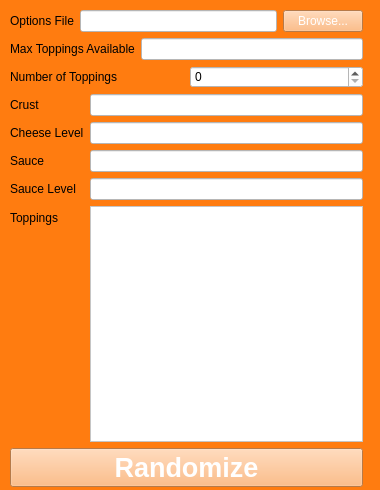
Old version of the form pizza_ui.ui in the repository bbrady1992/RandomPizza.
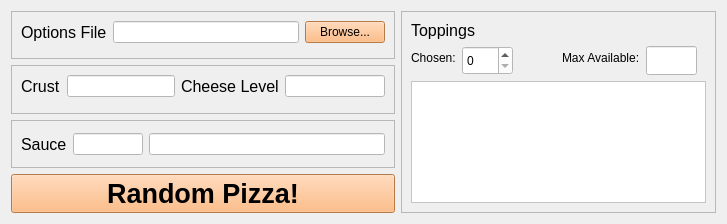
New version of the form. Icons and pictures are not drawn.

```diff
--- a/pizza_ui.ui
+++ b/pizza_ui.ui
@@ -6,20 +6,20 @@
    <rect>
     <x>0</x>
     <y>0</y>
-    <width>380</width>
-    <height>490</height>
+    <width>727</width>
+    <height>224</height>
    </rect>
   </property>
   <property name="minimumSize">
    <size>
-    <width>380</width>
-    <height>490</height>
+    <width>727</width>
+    <height>224</height>
    </size>
   </property>
   <property name="maximumSize">
    <size>
-    <width>380</width>
-    <height>490</height>
+    <width>727</width>
+    <height>224</height>
    </size>
   </property>
   <property name="windowTitle">
@@ -30,22 +30,38 @@
     <normaloff>icons8-pizza-80.png</normaloff>icons8-pizza-80.png</iconset>
   </property>
   <property name="styleSheet">
-   <string notr="true">background-color: rgb(255, 124, 16)</string>
+   <string notr="true">background-color: rgb(255, 124, 16);
+QLabel#label_9 {
+  color: rgb(0, 0, 0);
+}</string>
   </property>
-  <widget class="QWidget" name="layoutWidget">
-   <property name="geometry">
-    <rect>
-     <x>10</x>
-     <y>10</y>
-     <width>353</width>
-     <height>477</height>
-    </rect>
+  <layout class="QHBoxLayout" name="horizontalLayout_7">
+   <item>
+    <layout class="QHBoxLayout" name="horizontalLayout_2"/>
+   </item>
+   <item>
+    <layout class="QHBoxLayout" name="horizontalLayout_3"/>
+   </item>
+   <item>
+    <layout class="QVBoxLayout" name="verticalLayout">
+     <item>
+      <widget class="QFrame" name="frame">
+       <property name="frameShape">
+        <enum>QFrame::StyledPanel</enum>
+       </property>
+       <property name="frameShadow">
+        <enum>QFrame::Raised</enum>
    </property>
    <layout class="QFormLayout" name="formLayout">
     <item row="0" column="0" colspan="2">
      <layout class="QHBoxLayout" name="horizontalLayout">
       <item>
        <widget class="QLabel" name="label_6">
+            <property name="font">
+             <font>
+              <pointsize>12</pointsize>
+             </font>
+            </property>
         <property name="text">
          <string>Options File</string>
         </property>
@@ -66,7 +82,7 @@
        <widget class="QPushButton" name="browseButton">
         <property name="styleSheet">
          <string notr="true">background-color: rgb(255, 171, 102);
-color: rgb(255, 255, 255)</string>
+color: rgb(0, 0, 0)</string>
         </property>
         <property name="text">
          <string>Browse...</string>
@@ -75,55 +91,35 @@
       </item>
      </layout>
     </item>
-    <item row="1" column="0" colspan="2">
-     <layout class="QHBoxLayout" name="horizontalLayout_3">
-      <item>
-       <widget class="QLabel" name="label_8">
-        <property name="text">
-         <string>Max Toppings Available</string>
-        </property>
+       </layout>
        </widget>
       </item>
       <item>
-       <widget class="QLineEdit" name="maxToppingsLineEdit">
-        <property name="styleSheet">
-         <string notr="true">background-color: rgb(255, 255, 255);
-color: rgb(0, 0, 0);</string>
-        </property>
-        <property name="readOnly">
-         <bool>true</bool>
-        </property>
-       </widget>
-      </item>
-     </layout>
-    </item>
-    <item row="2" column="0" colspan="2">
-     <layout class="QHBoxLayout" name="horizontalLayout_2">
+      <widget class="QFrame" name="frame_3">
+       <property name="frameShape">
+        <enum>QFrame::StyledPanel</enum>
+       </property>
+       <property name="frameShadow">
+        <enum>QFrame::Raised</enum>
+       </property>
+       <layout class="QGridLayout" name="gridLayout">
+        <item row="0" column="0">
+         <layout class="QHBoxLayout" name="horizontalLayout_6">
       <item>
-       <widget class="QLabel" name="label_7">
-        <property name="text">
-         <string>Number of Toppings</string>
-        </property>
-       </widget>
-      </item>
-      <item>
-       <widget class="QSpinBox" name="toppingNumSelect">
-        <property name="styleSheet">
-         <string notr="true">background-color: rgb(255, 255, 255);
-color: rgb(0, 0, 0);</string>
-        </property>
-       </widget>
-      </item>
-     </layout>
-    </item>
-    <item row="3" column="0">
+           <layout class="QFormLayout" name="formLayout_5">
+            <item row="0" column="0">
      <widget class="QLabel" name="label">
+              <property name="font">
+               <font>
+                <pointsize>12</pointsize>
+               </font>
+              </property>
       <property name="text">
        <string>Crust</string>
       </property>
      </widget>
     </item>
-    <item row="3" column="1">
+            <item row="0" column="1">
      <widget class="QLineEdit" name="crustLineEdit">
       <property name="styleSheet">
        <string notr="true">QLineEdit {
@@ -136,15 +132,30 @@
       </property>
      </widget>
     </item>
-    <item row="4" column="0">
+           </layout>
+          </item>
+          <item>
+           <layout class="QFormLayout" name="formLayout_4">
+            <item row="0" column="0">
      <widget class="QLabel" name="label_2">
+              <property name="font">
+               <font>
+                <pointsize>12</pointsize>
+               </font>
+              </property>
       <property name="text">
        <string>Cheese Level</string>
       </property>
      </widget>
     </item>
-    <item row="4" column="1">
+            <item row="0" column="1">
      <widget class="QLineEdit" name="cheeseLevelLineEdit">
+              <property name="maximumSize">
+               <size>
+                <width>100</width>
+                <height>16777215</height>
+               </size>
+              </property>
       <property name="styleSheet">
        <string notr="true">background-color: rgb(255, 255, 255);
 color: rgb(0, 0, 0);</string>
@@ -154,33 +165,56 @@
       </property>
      </widget>
     </item>
-    <item row="5" column="0">
+           </layout>
+          </item>
+         </layout>
+        </item>
+       </layout>
+      </widget>
+     </item>
+     <item>
+      <widget class="QFrame" name="frame_5">
+       <property name="frameShape">
+        <enum>QFrame::StyledPanel</enum>
+       </property>
+       <property name="frameShadow">
+        <enum>QFrame::Raised</enum>
+       </property>
+       <layout class="QGridLayout" name="gridLayout_2">
+        <item row="0" column="0">
+         <layout class="QHBoxLayout" name="horizontalLayout_4">
+          <item>
      <widget class="QLabel" name="label_3">
+            <property name="font">
+             <font>
+              <pointsize>12</pointsize>
+             </font>
+            </property>
       <property name="text">
        <string>Sauce</string>
       </property>
      </widget>
     </item>
-    <item row="5" column="1">
-     <widget class="QLineEdit" name="sauceLineEdit">
-      <property name="styleSheet">
-       <string notr="true">background-color: rgb(255, 255, 255);
-color: rgb(0, 0, 0);</string>
-      </property>
-      <property name="readOnly">
-       <bool>true</bool>
-      </property>
-     </widget>
-    </item>
-    <item row="6" column="0">
-     <widget class="QLabel" name="label_4">
-      <property name="text">
-       <string>Sauce Level</string>
-      </property>
-     </widget>
-    </item>
-    <item row="6" column="1">
+          <item>
      <widget class="QLineEdit" name="sauceLevelLineEdit">
+            <property name="sizePolicy">
+             <sizepolicy hsizetype="Fixed" vsizetype="Fixed">
+              <horstretch>0</horstretch>
+              <verstretch>0</verstretch>
+             </sizepolicy>
+            </property>
+            <property name="minimumSize">
+             <size>
+              <width>70</width>
+              <height>0</height>
+             </size>
+            </property>
+            <property name="maximumSize">
+             <size>
+              <width>70</width>
+              <height>16777215</height>
+             </size>
+            </property>
       <property name="styleSheet">
        <string notr="true">background-color: rgb(255, 255, 255);
 color: rgb(0, 0, 0);</string>
@@ -190,25 +224,23 @@
       </property>
      </widget>
     </item>
-    <item row="7" column="0">
-     <widget class="QLabel" name="label_5">
-      <property name="text">
-       <string>Toppings</string>
-      </property>
-     </widget>
-    </item>
-    <item row="7" column="1">
-     <widget class="QListWidget" name="toppingsListWidget">
+          <item>
+           <widget class="QLineEdit" name="sauceLineEdit">
       <property name="styleSheet">
        <string notr="true">background-color: rgb(255, 255, 255);
 color: rgb(0, 0, 0);</string>
       </property>
-      <property name="alternatingRowColors">
-       <bool>false</bool>
+            <property name="readOnly">
+             <bool>true</bool>
       </property>
      </widget>
     </item>
-    <item row="8" column="0" colspan="2">
+         </layout>
+        </item>
+       </layout>
+      </widget>
+     </item>
+     <item>
      <widget class="QPushButton" name="randomizeButton">
       <property name="font">
        <font>
@@ -219,16 +251,152 @@
       </property>
       <property name="styleSheet">
        <string notr="true">background-color: rgb(255, 171, 102);
-color: rgb(255, 255, 255)
+color: rgb(0, 0, 0)
 </string>
       </property>
       <property name="text">
-       <string>Randomize</string>
+        <string>Random Pizza!</string>
       </property>
      </widget>
     </item>
    </layout>
-  </widget>
+   </item>
+   <item>
+    <widget class="QFrame" name="frame_2">
+     <property name="maximumSize">
+      <size>
+       <width>380</width>
+       <height>16777215</height>
+      </size>
+     </property>
+     <property name="frameShape">
+      <enum>QFrame::StyledPanel</enum>
+     </property>
+     <property name="frameShadow">
+      <enum>QFrame::Raised</enum>
+     </property>
+     <layout class="QGridLayout" name="gridLayout_3">
+      <item row="0" column="0">
+       <widget class="QLabel" name="label_9">
+        <property name="font">
+         <font>
+          <pointsize>12</pointsize>
+         </font>
+        </property>
+        <property name="text">
+         <string>Toppings</string>
+        </property>
+       </widget>
+      </item>
+      <item row="1" column="0">
+       <layout class="QHBoxLayout" name="horizontalLayout_5">
+        <item>
+         <layout class="QFormLayout" name="formLayout_3">
+          <item row="0" column="0">
+           <widget class="QLabel" name="label_7">
+            <property name="text">
+             <string>Chosen:</string>
+            </property>
+           </widget>
+          </item>
+          <item row="0" column="1">
+           <widget class="QSpinBox" name="toppingNumSelect">
+            <property name="sizePolicy">
+             <sizepolicy hsizetype="Fixed" vsizetype="Fixed">
+              <horstretch>0</horstretch>
+              <verstretch>0</verstretch>
+             </sizepolicy>
+            </property>
+            <property name="minimumSize">
+             <size>
+              <width>51</width>
+              <height>29</height>
+             </size>
+            </property>
+            <property name="maximumSize">
+             <size>
+              <width>51</width>
+              <height>16777215</height>
+             </size>
+            </property>
+            <property name="styleSheet">
+             <string notr="true">background-color: rgb(255, 255, 255);
+color: rgb(0, 0, 0);</string>
+            </property>
+           </widget>
+          </item>
+         </layout>
+        </item>
+        <item>
+         <layout class="QFormLayout" name="formLayout_2">
+          <item row="0" column="0">
+           <widget class="QLabel" name="label_8">
+            <property name="text">
+             <string>Max Available:</string>
+            </property>
+           </widget>
+          </item>
+          <item row="0" column="1">
+           <widget class="QLineEdit" name="maxToppingsLineEdit">
+            <property name="sizePolicy">
+             <sizepolicy hsizetype="Fixed" vsizetype="Fixed">
+              <horstretch>0</horstretch>
+              <verstretch>0</verstretch>
+             </sizepolicy>
+            </property>
+            <property name="minimumSize">
+             <size>
+              <width>51</width>
+              <height>29</height>
+             </size>
+            </property>
+            <property name="maximumSize">
+             <size>
+              <width>51</width>
+              <height>29</height>
+             </size>
+            </property>
+            <property name="styleSheet">
+             <string notr="true">background-color: rgb(255, 255, 255);
+color: rgb(0, 0, 0);</string>
+            </property>
+            <property name="readOnly">
+             <bool>true</bool>
+            </property>
+           </widget>
+          </item>
+         </layout>
+        </item>
+       </layout>
+      </item>
+      <item row="2" column="0">
+       <widget class="QListWidget" name="toppingsListWidget">
+        <property name="styleSheet">
+         <string notr="true">background-color: rgb(255, 255, 255);
+color: rgb(0, 0, 0);</string>
+        </property>
+        <property name="alternatingRowColors">
+         <bool>false</bool>
+        </property>
+        <property name="sortingEnabled">
+         <bool>false</bool>
+        </property>
+       </widget>
+      </item>
+     </layout>
+    </widget>
+   </item>
+  </layout>
+  <zorder>frame</zorder>
+  <zorder>layoutWidget</zorder>
+  <zorder>frame_2</zorder>
+  <zorder>frame_5</zorder>
+  <zorder>crustLineEdit</zorder>
+  <zorder>cheeseLevelLineEdit</zorder>
+  <zorder></zorder>
+  <zorder>label_2</zorder>
+  <zorder>cheeseLevelLineEdit</zorder>
+  <zorder>frame_3</zorder>
  </widget>
  <resources/>
  <connections/>
```
Lines whose indentation alone changed are shown as unchanged.
